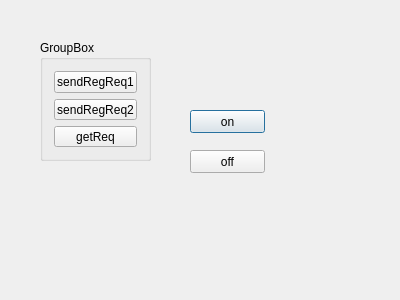
Old version of the form dialog.ui in the repository baradoid/polden-sonoff-desktop-ctrl.
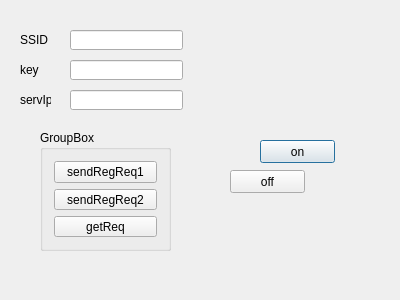
New version of the form.

Patch:
```diff
--- a/dialog.ui
+++ b/dialog.ui
@@ -16,8 +16,8 @@
   <widget class="QPushButton" name="pushButton">
    <property name="geometry">
     <rect>
-     <x>190</x>
-     <y>110</y>
+     <x>260</x>
+     <y>140</y>
      <width>75</width>
      <height>23</height>
     </rect>
@@ -29,8 +29,8 @@
   <widget class="QPushButton" name="pushButton_2">
    <property name="geometry">
     <rect>
-     <x>190</x>
-     <y>150</y>
+     <x>230</x>
+     <y>170</y>
      <width>75</width>
      <height>23</height>
     </rect>
@@ -43,8 +43,8 @@
    <property name="geometry">
     <rect>
      <x>40</x>
-     <y>40</y>
-     <width>111</width>
+     <y>130</y>
+     <width>131</width>
      <height>121</height>
     </rect>
    </property>
@@ -75,6 +75,75 @@
     </item>
    </layout>
   </widget>
+  <widget class="QLineEdit" name="lineEditSSID">
+   <property name="geometry">
+    <rect>
+     <x>70</x>
+     <y>30</y>
+     <width>113</width>
+     <height>20</height>
+    </rect>
+   </property>
+  </widget>
+  <widget class="QLabel" name="label">
+   <property name="geometry">
+    <rect>
+     <x>20</x>
+     <y>30</y>
+     <width>31</width>
+     <height>20</height>
+    </rect>
+   </property>
+   <property name="text">
+    <string>SSID</string>
+   </property>
+  </widget>
+  <widget class="QLineEdit" name="lineEditKey">
+   <property name="geometry">
+    <rect>
+     <x>70</x>
+     <y>60</y>
+     <width>113</width>
+     <height>20</height>
+    </rect>
+   </property>
+  </widget>
+  <widget class="QLabel" name="label_2">
+   <property name="geometry">
+    <rect>
+     <x>20</x>
+     <y>60</y>
+     <width>31</width>
+     <height>20</height>
+    </rect>
+   </property>
+   <property name="text">
+    <string>key</string>
+   </property>
+  </widget>
+  <widget class="QLineEdit" name="lineEditServerIp">
+   <property name="geometry">
+    <rect>
+     <x>70</x>
+     <y>90</y>
+     <width>113</width>
+     <height>20</height>
+    </rect>
+   </property>
+  </widget>
+  <widget class="QLabel" name="label_3">
+   <property name="geometry">
+    <rect>
+     <x>20</x>
+     <y>90</y>
+     <width>31</width>
+     <height>20</height>
+    </rect>
+   </property>
+   <property name="text">
+    <string>servIp</string>
+   </property>
+  </widget>
  </widget>
  <layoutdefault spacing="6" margin="11"/>
  <resources/>
```
